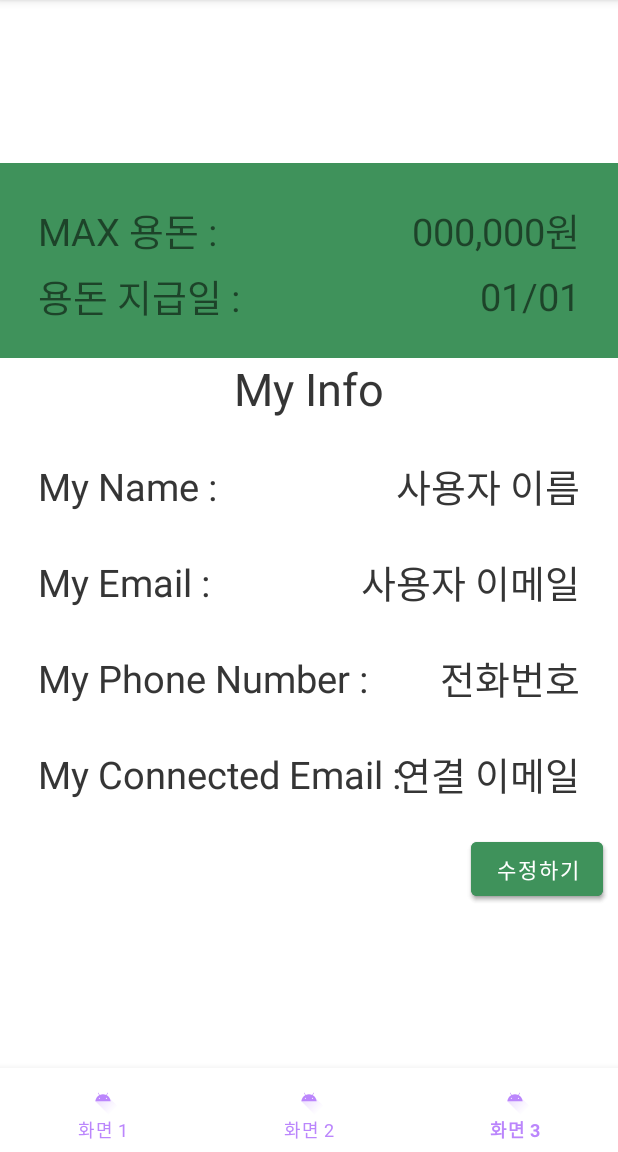
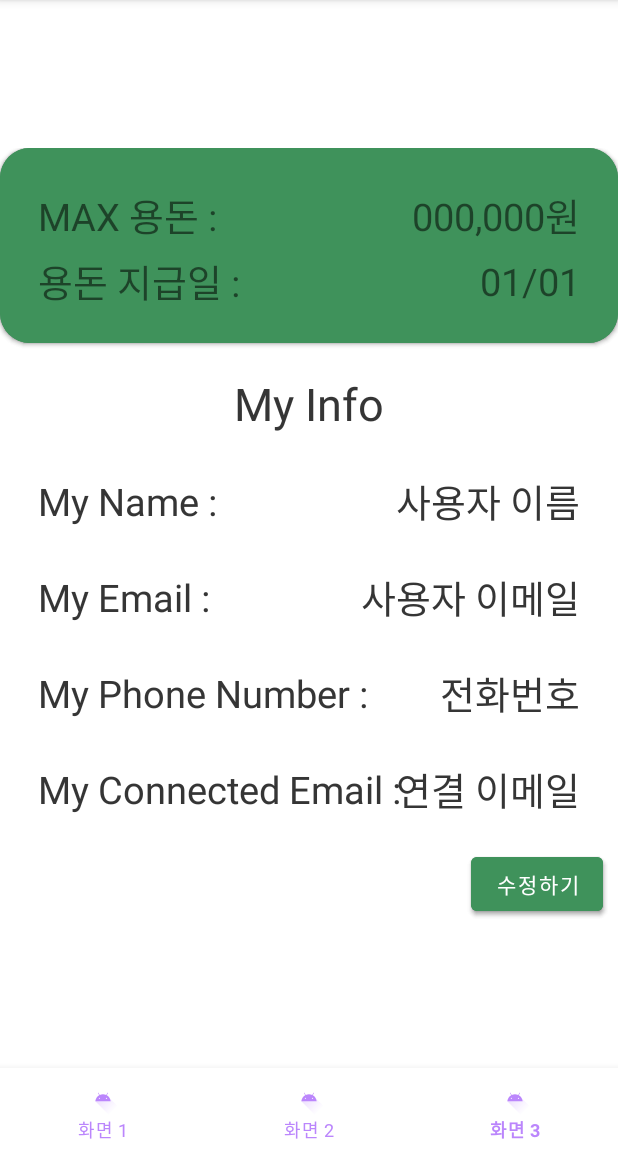
Before and after one commit to kelly1422/front_greenMoney, an Android app: the fragment FragmentPage3 placed in its activity, item 3 of the bottom bar chosen, on a phone screen of 412 x 824 dp, the part 84-1236 px from its top. Run offline under Robolectric (Android 15) with nearby library versions, the phone set to English and light mode, and no system bars.

Commit message:
feat : settings xml design done2

```diff
--- /dev/null
+++ b/app/src/main/res/drawable/green_bg.xml
@@ -0,0 +1,11 @@
+<?xml version="1.0" encoding="utf-8"?>
+<shape xmlns:android="http://schemas.android.com/apk/res/android"
+    android:shape="rectangle" >
+    <solid
+        android:color="@color/green"/>
+    <corners
+        android:bottomRightRadius="20dp"
+        android:bottomLeftRadius="20dp"
+        android:topLeftRadius="20dp"
+        android:topRightRadius="20dp"/>
+</shape>
--- a/app/src/main/res/layout/activity_setting.xml
+++ b/app/src/main/res/layout/activity_setting.xml
@@ -16,8 +16,9 @@
             android:id="@+id/linearLayout"
             android:layout_width="match_parent"
             android:layout_height="130dp"
-            android:background="@color/green"
+            android:background="@drawable/green_bg"
             android:gravity="top"
+            android:elevation="@dimen/cardview_default_elevation"
             android:orientation="vertical"
             app:layout_constraintEnd_toEndOf="parent"
             app:layout_constraintStart_toStartOf="parent"
@@ -89,14 +90,15 @@
             app:layout_constraintEnd_toEndOf="parent"
             app:layout_constraintStart_toStartOf="parent"
             app:layout_constraintTop_toBottomOf="@+id/linearLayout"
-            app:layout_constraintVertical_bias="0.23000002">
+            app:layout_constraintVertical_bias="0.0">
 
             <TextView
                 android:layout_width="match_parent"
                 android:layout_height="wrap_content"
                 android:gravity="center"
                 android:text="My Info"
-                android:textSize="30dp" />
+                android:textSize="30dp"
+                android:layout_marginTop="20dp"/>
 
             <androidx.constraintlayout.widget.ConstraintLayout
                 android:layout_width="match_parent"
```
